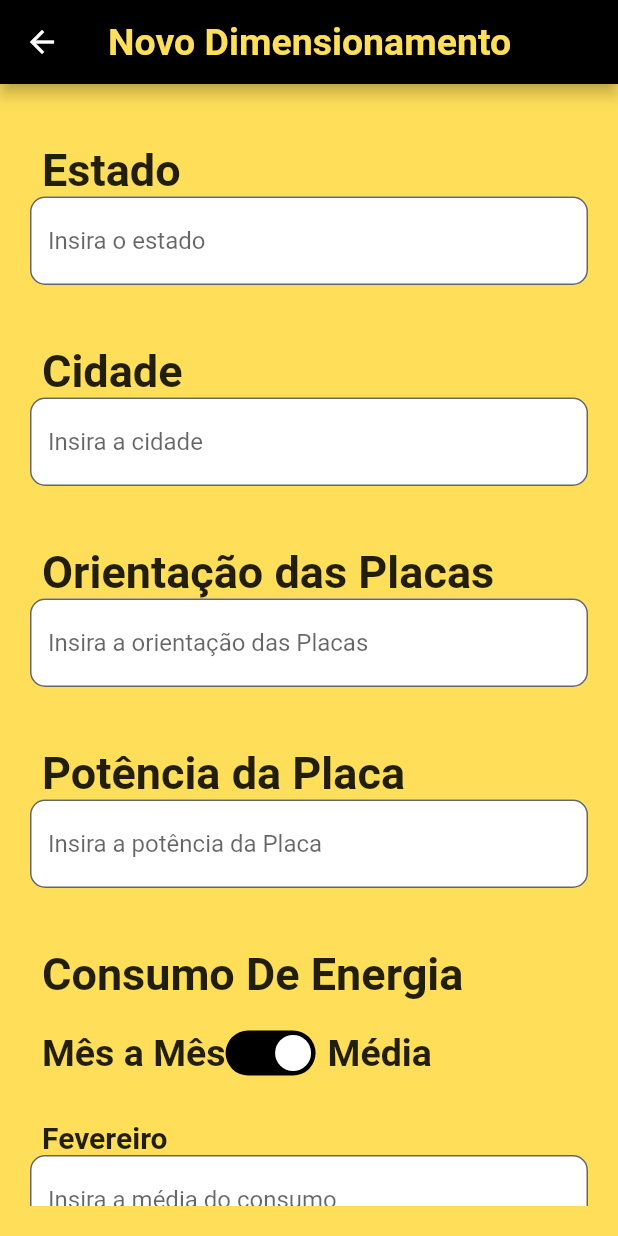
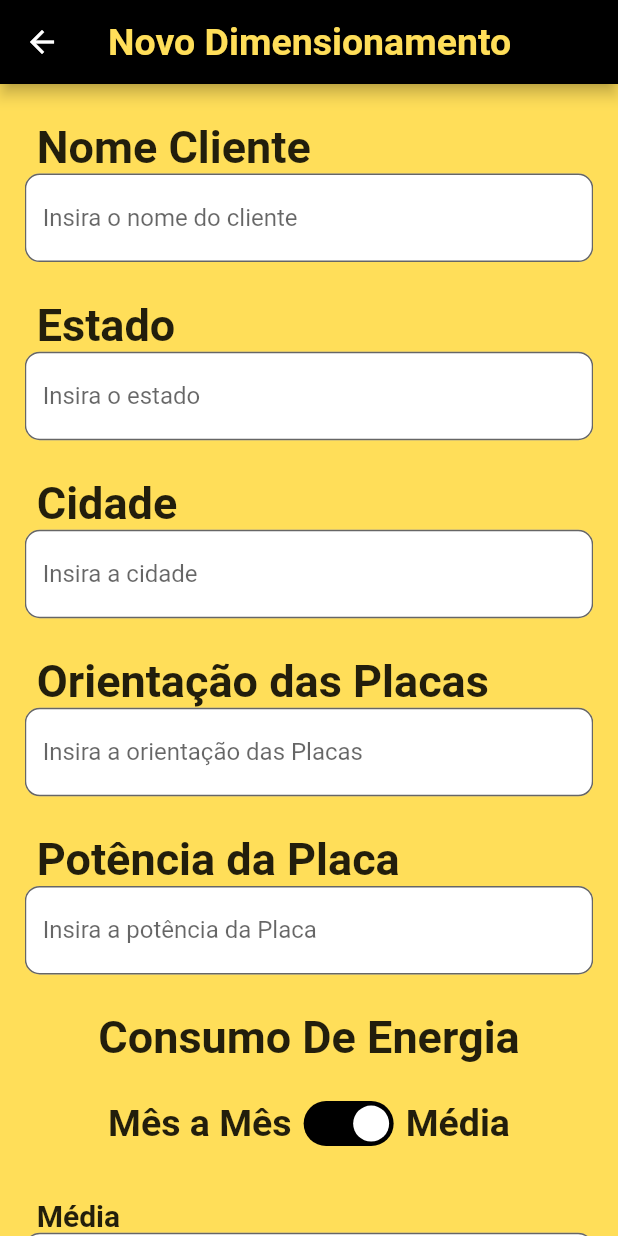
Before and after one commit to jameshirxlehor/sunLight, a Flutter app: the NovoDimensionamento screen opened directly, on a phone screen of 412 x 824 dp. Run offline on Flutter 3.47's test engine with Material 3 defaults, Android fonts, the phone set to English and light mode, and no system bars; our stand-ins replace card_swiper, dropdown_button2, dropdown_search, sqflite; missing offline and left inert: easy_loading_button; accounts and stored records are empty.

Commit message:
Adicionado texformfiledt nome alinhado altura e largure

```diff
--- a/lib/pages/novoDimensionamento.dart
+++ b/lib/pages/novoDimensionamento.dart
@@ -1,7 +1,8 @@
+import 'package:dropdown_search/dropdown_search.dart';
+import 'package:easy_loading_button/easy_loading_button.dart';
 import 'package:flutter/material.dart';
 import 'package:sunlight/widgets/styledSwitch.dart';
-import '../widgets/cardOpcaoHome.dart';
-import 'package:card_swiper/card_swiper.dart';
+import 'package:dropdown_button2/dropdown_button2.dart';
 
 class NovoDimensionamento extends StatefulWidget {
   const NovoDimensionamento({super.key});
@@ -11,6 +12,7 @@ class NovoDimensionamento extends StatefulWidget {
 }
 
 class _NovoDimensionamentoState extends State<NovoDimensionamento> {
+  TextEditingController controllerNomeCliente = TextEditingController();
   TextEditingController controllerEstado = TextEditingController();
   TextEditingController controllerCidade = TextEditingController();
   TextEditingController controllerOrientacaoPlaca = TextEditingController();
@@ -41,7 +43,7 @@ class _NovoDimensionamentoState extends State<NovoDimensionamento> {
     return Row(
       children: [
         Padding(
-          padding: const EdgeInsets.only(left: 8.0),
+          padding: const EdgeInsets.only(left: 8.0, right: 8.0),
           child: Text(
             tituloText,
             style: TextStyle(fontSize: fontSize, fontWeight: FontWeight.w700),
@@ -51,8 +53,12 @@ class _NovoDimensionamentoState extends State<NovoDimensionamento> {
     );
   }
 
-  _getTextFormFieldDados(String hintText, TextEditingController controller,
-      String? Function(String?) validator, TextInputType textInputType) {
+  _getTextFormFieldDados(
+      String hintText,
+      TextEditingController controller,
+      String? Function(String?) validator,
+      TextInputType textInputType,
+      String suffixText) {
     return TextFormField(
       validator: validator,
       controller: controller,
@@ -61,6 +67,7 @@ class _NovoDimensionamentoState extends State<NovoDimensionamento> {
         filled: true,
         fillColor: Colors.white,
         labelStyle: TextStyle(color: Colors.black, fontSize: 40),
+        suffixText: suffixText,
         //errorText: "Campo Obrigatório",
         focusedBorder: OutlineInputBorder(
           borderSide: BorderSide(color: Colors.white),
@@ -86,9 +93,9 @@ class _NovoDimensionamentoState extends State<NovoDimensionamento> {
     return Column(
       children: [
         _getSizedBox(10),
-        _getTextTitulo("Fevereiro", 20),
-        _getTextFormFieldDados("Insira a média do consumo",
-            controllerConsumoMedia, (p0) => null, TextInputType.number)
+        _getTextTitulo("Média", 20),
+        _getTextFormFieldDados("Insira a média de consumo",
+            controllerConsumoMedia, (p0) => null, TextInputType.number, "kWh")
       ],
     );
   }
@@ -98,62 +105,124 @@ class _NovoDimensionamentoState extends State<NovoDimensionamento> {
     return Column(
       children: [
         _getTextTitulo("Janeiro", 20),
-        _getTextFormFieldDados("Insira o consumo de janeiro",
-            controllerConsumoMesJaneiro, (p0) => null, TextInputType.number),
+        _getTextFormFieldDados(
+            "Insira o consumo de janeiro",
+            controllerConsumoMesJaneiro,
+            (p0) => null,
+            TextInputType.number,
+            "kWh"),
         _getSizedBox(10),
         _getTextTitulo("Fevereiro", 20),
-        _getTextFormFieldDados("Insira o consumo de fevereiro",
-            controllerConsumoMesFevereiro, (p0) => null, TextInputType.number),
+        _getTextFormFieldDados(
+            "Insira o consumo de fevereiro",
+            controllerConsumoMesFevereiro,
+            (p0) => null,
+            TextInputType.number,
+            "kWh"),
         _getSizedBox(10),
         _getTextTitulo("Março", 20),
-        _getTextFormFieldDados("Insira o consumo de março",
-            controllerConsumoMesMarco, (p0) => null, TextInputType.number),
+        _getTextFormFieldDados(
+            "Insira o consumo de março",
+            controllerConsumoMesMarco,
+            (p0) => null,
+            TextInputType.number,
+            "kWh"),
         _getSizedBox(10),
         _getTextTitulo("Abril", 20),
-        _getTextFormFieldDados("Insira o consumo de abril",
-            controllerConsumoMesAbril, (p0) => null, TextInputType.number),
+        _getTextFormFieldDados(
+            "Insira o consumo de abril",
+            controllerConsumoMesAbril,
+            (p0) => null,
+            TextInputType.number,
+            "kWh"),
         _getSizedBox(10),
         _getTextTitulo("Maio", 20),
-        _getTextFormFieldDados("Insira o consumo de maio",
-            controllerConsumoMesMaio, (p0) => null, TextInputType.number),
+        _getTextFormFieldDados(
+            "Insira o consumo de maio",
+            controllerConsumoMesMaio,
+            (p0) => null,
+            TextInputType.number,
+            "kWh"),
         _getSizedBox(10),
         _getTextTitulo("Junho", 20),
-        _getTextFormFieldDados("Insira o consumo de junho",
-            controllerConsumoMesJunho, (p0) => null, TextInputType.number),
+        _getTextFormFieldDados(
+            "Insira o consumo de junho",
+            controllerConsumoMesJunho,
+            (p0) => null,
+            TextInputType.number,
+            "kWh"),
         _getSizedBox(10),
         _getTextTitulo("Julho", 20),
-        _getTextFormFieldDados("Insira o consumo de julho",
-            controllerConsumoMesJulho, (p0) => null, TextInputType.number),
+        _getTextFormFieldDados(
+            "Insira o consumo de julho",
+            controllerConsumoMesJulho,
+            (p0) => null,
+            TextInputType.number,
+            "kWh"),
         _getSizedBox(10),
         _getTextTitulo("Agosto", 20),
-        _getTextFormFieldDados("Insira o consumo de agosto",
-            controllerConsumoMesAgosto, (p0) => null, TextInputType.number),
+        _getTextFormFieldDados(
+            "Insira o consumo de agosto",
+            controllerConsumoMesAgosto,
+            (p0) => null,
+            TextInputType.number,
+            "kWh"),
         _getSizedBox(10),
         _getTextTitulo("Setembro", 20),
-        _getTextFormFieldDados("Insira o consumo de setembro",
-            controllerConsumoMesSetembro, (p0) => null, TextInputType.number),
+        _getTextFormFieldDados(
+            "Insira o consumo de setembro",
+            controllerConsumoMesSetembro,
+            (p0) => null,
+            TextInputType.number,
+            "kWh"),
         _getSizedBox(10),
         _getTextTitulo("Outubro", 20),
-        _getTextFormFieldDados("Insira o consumo de outubro",
-            controllerConsumoMesOutubro, (p0) => null, TextInputType.number),
+        _getTextFormFieldDados(
+            "Insira o consumo de outubro",
+            controllerConsumoMesOutubro,
+            (p0) => null,
+            TextInputType.number,
+            "kWh"),
         _getSizedBox(10),
         _getTextTitulo("Novembro", 20),
-        _getTextFormFieldDados("Insira o consumo de novembro",
-            controllerConsumoMesNovembro, (p0) => null, TextInputType.number),
+        _getTextFormFieldDados(
+            "Insira o consumo de novembro",
+            controllerConsumoMesNovembro,
+            (p0) => null,
+            TextInputType.number,
+            "kWh"),
         _getSizedBox(10),
         _getTextTitulo("Dezembro", 20),
-        _getTextFormFieldDados("Insira o consumo de dezembro",
-            controllerConsumoMesDezembro, (p0) => null, TextInputType.number),
+        _getTextFormFieldDados(
+            "Insira o consumo de dezembro",
+            controllerConsumoMesDezembro,
+            (p0) => null,
+            TextInputType.number,
+            "kWh"),
       ],
     );
+  }
+
+  _validatorNome(valor){
+    if (valor.isEmpty) {
+      return 'Por favor insira o nome';
+    }else{
+      return null;
+    }
   }
 
   @override
   Widget build(BuildContext context) {
     double largura =
         MediaQuery.of(context).size.width; // tamanho da largura da tela
-    double altura =
-        MediaQuery.of(context).size.height; // tamanho da altura da tela
+    double altura = MediaQuery.of(context).size.height; // tamanho da altura da
+    _getAltura() {
+      return altura * 0.03;
+    }
+
+    _getLargura() {
+      return largura * 0.04;
+    }
 
     return Scaffold(
       backgroundColor: Color.fromARGB(255, 255, 222, 89),
@@ -168,40 +237,107 @@ class _NovoDimensionamentoState extends State<NovoDimensionamento> {
         backgroundColor: Colors.black,
       ),
       body: Padding(
-        padding: const EdgeInsets.all(20.0),
+        padding: EdgeInsets.only(left: _getLargura(), right: _getLargura()),
         child: ListView(
           children: [
-            _getSizedBox(20),
+            _getSizedBox(_getAltura()),
+            _getTextTitulo("Nome Cliente", 30),
+            _getTextFormFieldDados(
+                "Insira o nome do cliente",
+                controllerNomeCliente,
+                (p0) => _validatorNome(p0),
+                TextInputType.emailAddress,
+                ""),
+            _getSizedBox(_getAltura()),
             _getTextTitulo("Estado", 30),
             _getTextFormFieldDados("Insira o estado", controllerEstado,
-                (p0) => null, TextInputType.emailAddress),
-            _getSizedBox(40),
+                (p0) => null, TextInputType.emailAddress, ""),
+            _getSizedBox(_getAltura()),
             _getTextTitulo("Cidade", 30),
             _getTextFormFieldDados("Insira a cidade", controllerCidade,
-                (p0) => null, TextInputType.emailAddress),
-            _getSizedBox(40),
+                (p0) => null, TextInputType.emailAddress, ""),
+            _getSizedBox(_getAltura()),
             _getTextTitulo("Orientação das Placas", 30),
             _getTextFormFieldDados(
                 "Insira a orientação das Placas",
                 controllerOrientacaoPlaca,
                 (p0) => null,
-                TextInputType.emailAddress),
-            _getSizedBox(40),
+                TextInputType.emailAddress,
+                ""),
+            _getSizedBox(_getAltura()),
             _getTextTitulo("Potência da Placa", 30),
-            _getTextFormFieldDados("Insira a potência da Placa",
-                controllerPotenciaPlaca, (p0) => null, TextInputType.number),
-            _getSizedBox(40),
-            _getTextTitulo("Consumo De Energia", 30),
-            _getSizedBox(20),
+            _getTextFormFieldDados(
+                "Insira a potência da Placa",
+                controllerPotenciaPlaca,
+                (p0) => null,
+                TextInputType.number,
+                "W"),
+            _getSizedBox(_getAltura()),
             Row(
+              mainAxisAlignment: MainAxisAlignment.center,
+              children: [
+                _getTextTitulo("Consumo De Energia", 30),
+              ],
+            ),
+            _getSizedBox(_getAltura()),
+            Row(
+              mainAxisAlignment: MainAxisAlignment.center,
               children: [
                 _getTextTitulo("Mês a Mês", 25),
                 StyledSwitch(onToggled: _onToggled),
                 _getTextTitulo("Média", 25),
               ],
             ),
-            _getSizedBox(20),
+            _getSizedBox(_getAltura()),
             mostrarConsumoMesAMes ? _getMesAMes() : _getMedia(),
+            _getSizedBox(_getAltura()),
+            Row(
+              mainAxisAlignment: MainAxisAlignment.center,
+              children: [
+                EasyButton(
+                  type: EasyButtonType.elevated,
+                  // Conteúdo dentro do botão quando o estado do botão está inativo.
+                  idleStateWidget: const Text(
+                    'Calcular',
+                    style: TextStyle(
+                        color: Colors.white,
+                        fontSize: 20,
+                        fontWeight: FontWeight.w700),
+                  ),
+                  // Conteúdo dentro do botão quando o estado do botão está sendo carregado.
+                  loadingStateWidget: const CircularProgressIndicator(
+                    strokeWidth: 3.0,
+                    valueColor: AlwaysStoppedAnimation<Color>(
+                      Colors.white,
+                    ),
+                  ),
+                  // Animar ou não a largura do botão. O padrão é `true`.
+                  // Se estiver definido como `false`, você pode querer definir o parâmetro `useEqualLoadingStateWidgetDimension` como `true`.
+                  useWidthAnimation: true,
+                  // Se deve ou não forçar o `loadingStateWidget` a ter dimensão igual. O padrão é `true`.
+                  // Isso é útil quando você está usando `CircularProgressIndicator` como `loadingStateWidget`.
+                  // Este parâmetro também pode ser útil quando você define o parâmetro `useWidthAnimation` como `true` combinado com `CircularProgressIndicator` como o valor para `loadingStateWidget`.
+                  useEqualLoadingStateWidgetDimension: false,
+                  // Se você quiser um tamanho de largura total, defina como double.infinity
+                  width: 150.0,
+                  height: 40.0,
+                  borderRadius: 4.0,
+                  // A elevação do botão.
+                  // Isso só será aplicado quando o valor do parâmetro de tipo for EasyButtonType.elevated
+                  elevation: 0.0,
+                  // A lacuna entre o botão e seu conteúdo.
+                  // Isso será ignorado quando o valor do parâmetro `type` for definido como `EasyButtonType.text`
+                  contentGap: 6.0,
+                  //Cor do botão.
+                  // Para [EasyButtonType.elevated]: Esta será a cor de fundo.
+                  // Para [EasyButtonType.outlined]: Esta será a cor da borda.
+                  // Para [EasyButtonType.text]: Esta será a cor do texto.
+                  buttonColor: Colors.black,
+                  onPressed: () {},
+                ),
+              ],
+            ),
+            _getSizedBox(_getAltura()),
           ],
         ),
       ),
--- a/pubspec.yaml
+++ b/pubspec.yaml
@@ -38,6 +38,8 @@ dependencies:
   card_swiper: ^3.0.1
   sqflite: ^2.3.2
   path: ^1.8.3
+  dropdown_button2: ^2.3.9
+  easy_loading_button: ^0.3.2
   dropdown_search: ^5.0.6
 
 dev_dependencies:
```
Also changed, not shown: pubspec.lock.
